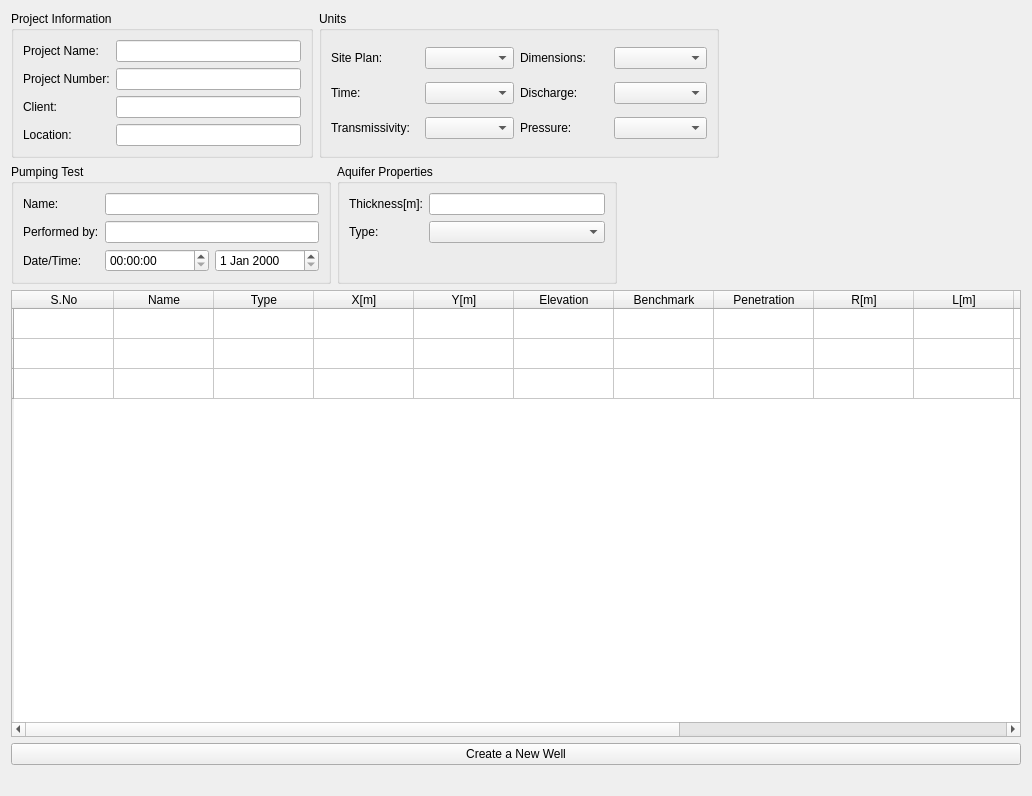
Above: HyAn/ui/pumping_test.ui from dhanush-2501/hydro-analyzer before the change. Below: the same form after it.
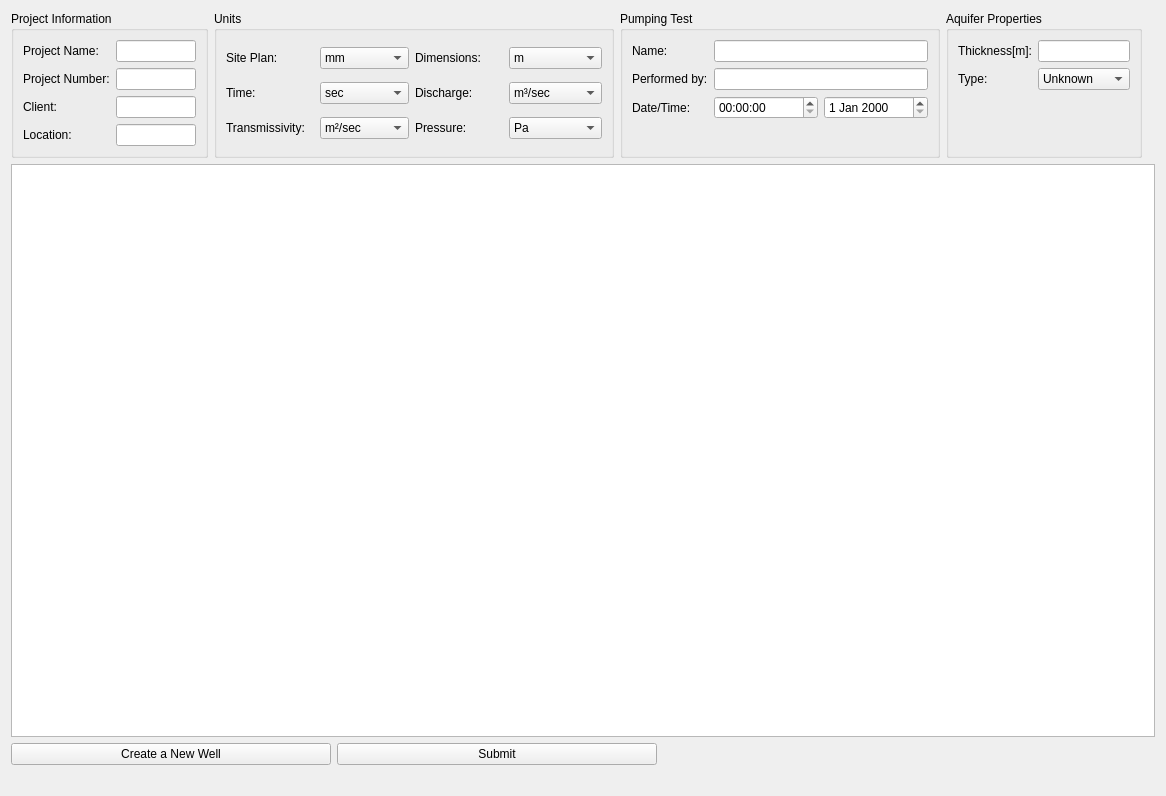
That is the form after the change. Icons and pictures are not drawn.

Commit message: Changed Table widget to Table view

What changed in the file:
```diff
--- a/HyAn/ui/pumping_test.ui
+++ b/HyAn/ui/pumping_test.ui
@@ -6,7 +6,7 @@
    <rect>
     <x>0</x>
     <y>0</y>
-    <width>1032</width>
+    <width>1166</width>
     <height>796</height>
    </rect>
   </property>
@@ -122,11 +122,6 @@
         </item>
         <item row="0" column="1">
          <widget class="QComboBox" name="cb_site_plan_2">
-          <item>
-           <property name="text">
-            <string/>
-           </property>
-          </item>
           <item>
            <property name="text">
             <string>mm</string>
@@ -163,11 +158,6 @@
         </item>
         <item row="0" column="3">
          <widget class="QComboBox" name="cb_dimensions_2">
-          <item>
-           <property name="text">
-            <string/>
-           </property>
-          </item>
           <item>
            <property name="text">
             <string>m</string>
@@ -204,11 +194,6 @@
         </item>
         <item row="1" column="1">
          <widget class="QComboBox" name="cb_time_2">
-          <item>
-           <property name="text">
-            <string/>
-           </property>
-          </item>
           <item>
            <property name="text">
             <string>sec</string>
@@ -240,11 +225,6 @@
         </item>
         <item row="1" column="3">
          <widget class="QComboBox" name="cb_discharge_2">
-          <item>
-           <property name="text">
-            <string/>
-           </property>
-          </item>
           <item>
            <property name="text">
             <string>m³/sec</string>
@@ -321,11 +301,6 @@
         </item>
         <item row="2" column="1">
          <widget class="QComboBox" name="cb_transmissivity_2">
-          <item>
-           <property name="text">
-            <string/>
-           </property>
-          </item>
           <item>
            <property name="text">
             <string>m²/sec</string>
@@ -387,11 +362,6 @@
         </item>
         <item row="2" column="3">
          <widget class="QComboBox" name="cb_pressure_2">
-          <item>
-           <property name="text">
-            <string/>
-           </property>
-          </item>
           <item>
            <property name="text">
             <string>Pa</string>
@@ -433,24 +403,13 @@
       </widget>
      </item>
      <item>
-      <spacer name="horizontalSpacer">
-       <property name="orientation">
-        <enum>Qt::Horizontal</enum>
-       </property>
-       <property name="sizeHint" stdset="0">
-        <size>
-         <width>40</width>
-         <height>20</height>
-        </size>
-       </property>
-      </spacer>
-     </item>
-    </layout>
-   </item>
-   <item>
-    <layout class="QHBoxLayout" name="hl_pumping_test_aquifer_properties">
-     <item>
       <widget class="QGroupBox" name="gb_pumping_test">
+       <property name="minimumSize">
+        <size>
+         <width>320</width>
+         <height>0</height>
+        </size>
+       </property>
        <property name="maximumSize">
         <size>
          <width>320</width>
@@ -544,11 +503,6 @@
         </item>
         <item row="1" column="1">
          <widget class="QComboBox" name="cb_aquifer_type">
-          <item>
-           <property name="text">
-            <string/>
-           </property>
-          </item>
           <item>
            <property name="text">
             <string>Unknown</string>
@@ -580,7 +534,7 @@
       </widget>
      </item>
      <item>
-      <spacer name="horizontalSpacer_5">
+      <spacer name="horizontalSpacer">
        <property name="orientation">
         <enum>Qt::Horizontal</enum>
        </property>
@@ -595,120 +549,73 @@
     </layout>
    </item>
    <item>
-    <layout class="QVBoxLayout" name="vl_tabe_image">
-     <item>
-      <widget class="QTableWidget" name="table_well_information">
-       <row>
-        <property name="text">
-         <string/>
-        </property>
-       </row>
-       <row>
-        <property name="text">
-         <string/>
-        </property>
-       </row>
-       <row>
-        <property name="text">
-         <string/>
-        </property>
-       </row>
-       <column>
-        <property name="text">
-         <string>S.No</string>
-        </property>
-       </column>
-       <column>
-        <property name="text">
-         <string>Name</string>
-        </property>
-       </column>
-       <column>
-        <property name="text">
-         <string>Type</string>
-        </property>
-       </column>
-       <column>
-        <property name="text">
-         <string>X[m]</string>
-        </property>
-       </column>
-       <column>
-        <property name="text">
-         <string>Y[m]</string>
-        </property>
-       </column>
-       <column>
-        <property name="text">
-         <string>Elevation</string>
-        </property>
-       </column>
-       <column>
-        <property name="text">
-         <string>Benchmark</string>
-        </property>
-       </column>
-       <column>
-        <property name="text">
-         <string>Penetration</string>
-        </property>
-       </column>
-       <column>
-        <property name="text">
-         <string>R[m]</string>
-        </property>
-       </column>
-       <column>
-        <property name="text">
-         <string>L[m]</string>
-        </property>
-       </column>
-       <column>
-        <property name="text">
-         <string>b[m]</string>
-        </property>
-       </column>
-       <column>
-        <property name="text">
-         <string>r[m]</string>
-        </property>
-       </column>
-       <column>
-        <property name="text">
-         <string>B[m]</string>
-        </property>
-       </column>
-       <column>
-        <property name="text">
-         <string>n[%]</string>
-        </property>
-       </column>
-       <column>
-        <property name="text">
-         <string>use r[w]</string>
-        </property>
-       </column>
-      </widget>
-     </item>
+    <widget class="QTableView" name="table_well_information"/>
+   </item>
+   <item>
+    <layout class="QHBoxLayout" name="horizontalLayout_3">
      <item>
       <widget class="QPushButton" name="btn_create_new_well">
+       <property name="minimumSize">
+        <size>
+         <width>320</width>
+         <height>0</height>
+        </size>
+       </property>
+       <property name="maximumSize">
+        <size>
+         <width>320</width>
+         <height>16777215</height>
+        </size>
+       </property>
        <property name="text">
         <string>Create a New Well</string>
        </property>
       </widget>
      </item>
      <item>
-      <widget class="QLabel" name="lbl_image">
+      <widget class="QPushButton" name="pushButton">
+       <property name="minimumSize">
+        <size>
+         <width>320</width>
+         <height>0</height>
+        </size>
+       </property>
+       <property name="maximumSize">
+        <size>
+         <width>320</width>
+         <height>16777215</height>
+        </size>
+       </property>
        <property name="text">
-        <string/>
-       </property>
-       <property name="pixmap">
-        <pixmap resource="icon/icon.qrc">:/menu_bar_icon/well_demo.png</pixmap>
+        <string>Submit</string>
        </property>
       </widget>
      </item>
+     <item>
+      <spacer name="horizontalSpacer_2">
+       <property name="orientation">
+        <enum>Qt::Horizontal</enum>
+       </property>
+       <property name="sizeHint" stdset="0">
+        <size>
+         <width>40</width>
+         <height>20</height>
+        </size>
+       </property>
+      </spacer>
+     </item>
     </layout>
    </item>
+   <item>
+    <widget class="QLabel" name="lbl_image">
+     <property name="text">
+      <string/>
+     </property>
+     <property name="pixmap">
+      <pixmap resource="icon/icon.qrc">:/menu_bar_icon/well_demo.png</pixmap>
+     </property>
+    </widget>
+   </item>
   </layout>
  </widget>
  <resources>
```
The commit also changes 4 other files.
